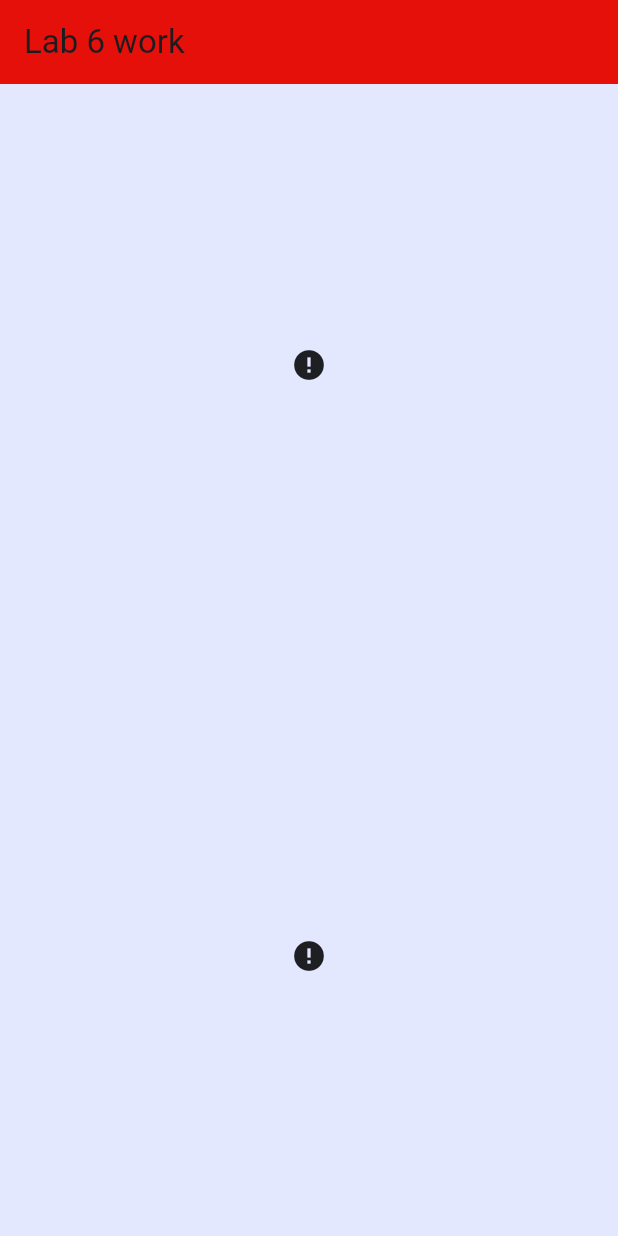
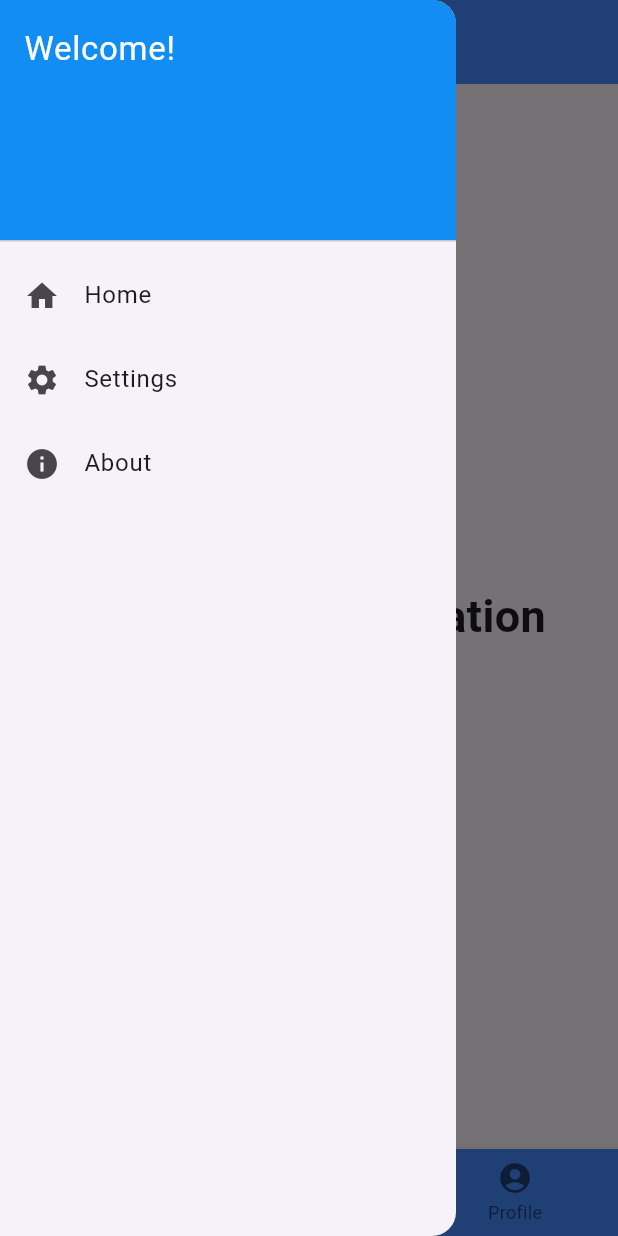
Before and after one commit to miraj489/lab6, a Flutter app: the screen it shows after launch, with the side drawer open (before the commit the screen has no drawer), on a phone screen of 412 x 824 dp. Run offline on Flutter 3.47's test engine with Material 3 defaults, Android fonts, the phone set to English and light mode, and no system bars; drawn by our look-alikes of cached_network_image.

Commit message:
navigation bar and appbar

```diff
--- a/lib/main.dart
+++ b/lib/main.dart
@@ -1,54 +1,72 @@
 import 'package:flutter/material.dart';
-import 'package:cached_network_image/cached_network_image.dart'; // Add this import
 
 void main() {
-  runApp(const MyApp());
-}
-
-class MyApp extends StatelessWidget {
-  const MyApp({super.key});
-
-  @override
-  Widget build(BuildContext context) {
-    return MaterialApp(
+  runApp(MaterialApp(
     debugShowCheckedModeBanner: false,
-      title: 'Lab 6 work',
     home: Scaffold(
       appBar: AppBar(
-          title: const Text('Lab 6 work'),
-          backgroundColor: const Color.fromARGB(255, 228, 16, 9),
+        title: const Text('Lab 06'),
+        backgroundColor: Colors.blueAccent, // AppBar এর ব্যাকগ্রাউন্ড কালার
       ),
-        backgroundColor: const Color(0xFFE3E8FF),
-        body: Column(
-          mainAxisAlignment: MainAxisAlignment.center,
-          crossAxisAlignment: CrossAxisAlignment.center,
+      drawer: Drawer(
+        child: ListView(
           children: [
-            Expanded(
-              child: Align(
-                alignment: Alignment.center,
-                child: CachedNetworkImage(
-                  imageUrl: "https://diablodesign.eu/images/DiabloDesign/blog/online-photo-editor/v2-polarr.webp",
-                  placeholder: (context, url) => const CircularProgressIndicator(),
-                  errorWidget: (context, url, error) => const Icon(Icons.error),
-                  fit: BoxFit.contain,
+            const DrawerHeader(
+              decoration:
+                  BoxDecoration(color: Color.fromARGB(255, 17, 141, 243)),
+              child: Text(
+                'Welcome!',
+                style: TextStyle(fontSize: 22, color: Colors.white),
               ),
             ),
+            ListTile(
+              leading: const Icon(Icons.home),
+              title: const Text('Home'),
+              onTap: () {},
             ),
-            const SizedBox(height: 20),
-            Expanded(
-              child: Align(
-                alignment: Alignment.center,
-                child: CachedNetworkImage(
-                  imageUrl: "https://static1.cbrimages.com/wordpress/wp-content/uploads/2024/03/boa-hancock-talks-excitedly-while-blushing.jpg",
-                  placeholder: (context, url) => const CircularProgressIndicator(),
-                  errorWidget: (context, url, error) => const Icon(Icons.error),
-
+            ListTile(
+              leading: const Icon(Icons.settings),
+              title: const Text('Settings'),
+              onTap: () {},
             ),
-              ),
+            ListTile(
+              leading: const Icon(Icons.info),
+              title: const Text('About'),
+              onTap: () {},
             ),
           ],
         ),
       ),
-    );
+      body: Center(
+        child: const Text(
+          'Working for Navigation',
+          style: TextStyle(
+            fontSize: 30,
+            fontWeight: FontWeight.bold,
+          ),
+        ),
+      ),
+      bottomNavigationBar: BottomNavigationBar(
+        backgroundColor: Colors.blueAccent,
+        items: const <BottomNavigationBarItem>[
+          BottomNavigationBarItem(
+            icon: Icon(Icons.home),
+            label: 'Home',
+          ),
+          BottomNavigationBarItem(
+            icon: Icon(Icons.search),
+            label: 'Search',
+          ),
+          BottomNavigationBarItem(
+            icon: Icon(Icons.account_circle),
+            label: 'Profile',
+          ),
+        ],
+        onTap: (int index) {
+          // Bottom navigation bar item clicked
+          // Add your logic for switching between pages here.
+        },
+      ),
+    ),
+  ));
 }
-}
```
Also changed, not shown: pubspec.yaml (+6 -76 lines), pubspec.lock. Lines whose indentation alone changed are shown as unchanged.
